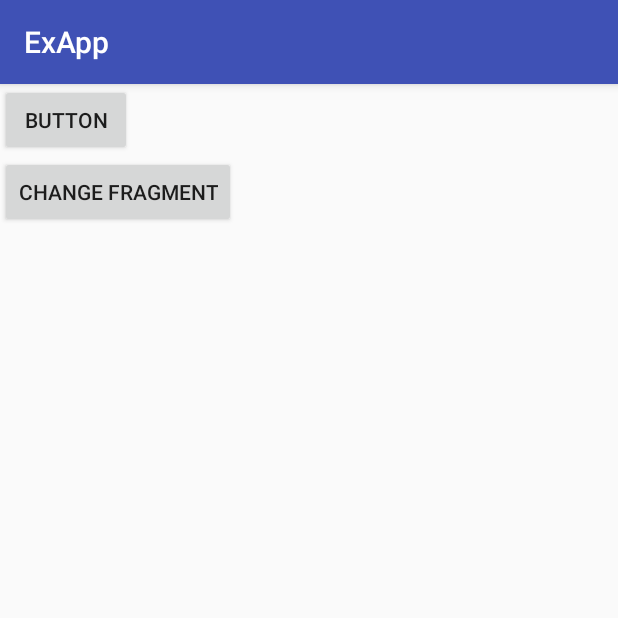
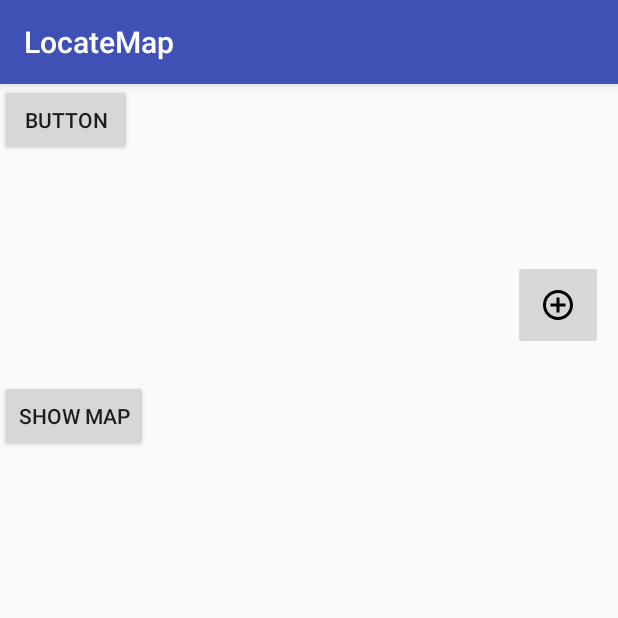
Before and after one commit to DloomPlz/LocateApp, an Android app: the screen it shows after launch (MainActivity), on a phone screen of 412 x 824 dp, the top half of it. Run offline under Robolectric (Android 15) with nearby library versions, the phone set to English and light mode, and no system bars.

Commit message:
Add input text and map browser

```diff
--- a/app/src/main/AndroidManifest.xml
+++ b/app/src/main/AndroidManifest.xml
@@ -5,7 +5,7 @@
     <application
         android:allowBackup="true"
         android:icon="@mipmap/ic_launcher"
-        android:label="@string/app_name"
+        android:label="LocateMap"
         android:roundIcon="@mipmap/ic_launcher_round"
         android:supportsRtl="true"
         android:theme="@style/AppTheme">
--- /dev/null
+++ b/app/src/main/java/com/example/neost/exapp/LifecycleLoggingActivity.kt
@@ -0,0 +1,57 @@
+package com.example.neost.exapp
+
+import android.app.Activity
+import android.os.Bundle
+import android.support.v7.app.AppCompatActivity
+import android.util.Log
+
+/**
+ * Created by neost on 23/01/2018.
+ */
+public abstract class LifecycleLoggingActivity : AppCompatActivity()
+{
+    public val TAG : String = "test"
+
+    override fun onCreate(savedInstanceState: Bundle?) {
+        super.onCreate(savedInstanceState)
+
+        if(savedInstanceState != null)
+        {
+            Log.d(TAG, "onCreate() : activity recreated")
+        }
+    }
+
+    override fun onStart()
+    {
+        super.onStart()
+        Log.d(TAG, "onStart() - activity is about to be started")
+    }
+
+    override fun onResume()
+    {
+        super.onResume()
+        Log.d(TAG, "onResume() - activity has become visible (is is now " + "\"resumed\")")
+    }
+
+    override fun onPause() {
+        super.onPause()
+        Log.d(TAG, "onPause() - another activity is taking focus (this activity " + "is about to be \"paused\")")
+    }
+
+    override fun onStop()
+    {
+        super.onStop()
+        Log.d(TAG,"onStop() - activity is no longer visible (it is now " + "\"stopped\")")
+    }
+
+    override fun onRestart() {
+        super.onRestart()
+        Log.d(TAG, "onRestart() - activity is about to be restarted()")
+    }
+
+    override fun onDestroy() {
+        super.onDestroy()
+        Log.d(TAG, "onDestroy - activity is about to be destroyed")
+    }
+
+}
--- a/app/src/main/java/com/example/neost/exapp/MainActivity.kt
+++ b/app/src/main/java/com/example/neost/exapp/MainActivity.kt
@@ -1,17 +1,36 @@
 package com.example.neost.exapp
 
 import android.app.FragmentManager
+import android.content.Intent
+import android.graphics.drawable.Animatable
+import android.net.Uri
 import android.support.v7.app.AppCompatActivity
 import android.os.Bundle
 import android.view.View
 import android.widget.Button
+import android.widget.EditText
+import android.widget.ImageButton
 
-class MainActivity : AppCompatActivity() {
+class MainActivity : LifecycleLoggingActivity() {
 
+    var mIsEditTextVisible : Boolean = false
+
+    lateinit var mEditTextReveal : EditText
+
+    lateinit var mAddButton : ImageButton
 
     override fun onCreate(savedInstanceState: Bundle?) {
         super.onCreate(savedInstanceState)
         setContentView(R.layout.activity_main)
+
+        // Cache variable
+        mAddButton = findViewById(R.id.btn_add)
+        mEditTextReveal = findViewById(R.id.text_edit)
+
+        // Make EditText invisible
+        mEditTextReveal.visibility = View.INVISIBLE
+        mIsEditTextVisible = false;
+
         val btn : Button = findViewById(R.id.button)
         btn.setOnClickListener(View.OnClickListener {
          startActivity(SecondActivity.getStartingIntent(this))
@@ -25,6 +44,83 @@ class MainActivity : AppCompatActivity() {
         })
     }
 
+    fun makeMapsIntent(address : String) : Intent
+    {
+        return Intent (Intent.ACTION_VIEW,
+                Uri.parse("geo:0,0?q=" + Uri.encode(address)))
+
+
+    }
+
+    fun makeBrowserIntent(address : String) : Intent
+    {
+        val intent : Intent = Intent (Intent.ACTION_VIEW,
+        Uri.parse("geo:0,0?q=" + Uri.encode(address)))
+
+        intent.setFlags(Intent.FLAG_ACTIVITY_NEW_TASK)
+
+        return intent
+    }
+
+    fun mapAddress(view: View)
+    {
+        // Start activity to map the adress
+
+        val mAnimatable : Animatable
+
+        if (mIsEditTextVisible)
+        {
+
+            // If visible, hide EditText and set bool
+            mEditTextReveal.visibility = View.GONE
+            mIsEditTextVisible = false;
+
+            // Set image ressource to start morph animation
+            mAddButton.setImageResource(R.drawable.icon_morph_reverse)
+
+
+            startMap()
+
+        }
+        else
+        {
+            // If edit text invisible reveal it using anim and bool to true
+            mEditTextReveal.visibility = View.VISIBLE
+            mIsEditTextVisible = true
+
+            mEditTextReveal.requestFocus()
+
+            // set image ressource to start morph anim
+
+            mAddButton.setImageResource(R.drawable.icon_morph)
+
+        }
+    }
+
+    override fun onStart() {
+        super.onStart()
+
+    }
+
+    fun startMap()
+    {
+
+            val address : String = mEditTextReveal.text.toString()
+
+            val geoIntent : Intent = makeMapsIntent(address)
+
+            if (geoIntent.resolveActivity(packageManager) != null)
+            {
+                //Start maps app
+                startActivity(geoIntent)
+            }
+            else
+                //Start browser app
+                startActivity(makeBrowserIntent(address))
+
+
+    }
+
 
 
 
--- /dev/null
+++ b/app/src/main/res/drawable/icon_add.xml
@@ -0,0 +1,9 @@
+<vector xmlns:android="http://schemas.android.com/apk/res/android"
+        android:width="24dp"
+        android:height="24dp"
+        android:viewportWidth="24.0"
+        android:viewportHeight="24.0">
+    <path
+        android:fillColor="#FF000000"
+        android:pathData="M13,7h-2v4L7,11v2h4v4h2v-4h4v-2h-4L13,7zM12,2C6.48,2 2,6.48 2,12s4.48,10 10,10 10,-4.48 10,-10S17.52,2 12,2zM12,20c-4.41,0 -8,-3.59 -8,-8s3.59,-8 8,-8 8,3.59 8,8 -3.59,8 -8,8z"/>
+</vector>
--- /dev/null
+++ b/app/src/main/res/drawable/icon_morph.xml
@@ -0,0 +1,9 @@
+<vector xmlns:android="http://schemas.android.com/apk/res/android"
+        android:width="24dp"
+        android:height="24dp"
+        android:viewportWidth="24.0"
+        android:viewportHeight="24.0">
+    <path
+        android:fillColor="#FF000000"
+        android:pathData="M9,16.17L4.83,12l-1.42,1.41L9,19 21,7l-1.41,-1.41z"/>
+</vector>
--- /dev/null
+++ b/app/src/main/res/drawable/icon_morph_reverse.xml
@@ -0,0 +1,9 @@
+<vector xmlns:android="http://schemas.android.com/apk/res/android"
+        android:width="24dp"
+        android:height="24dp"
+        android:viewportWidth="24.0"
+        android:viewportHeight="24.0">
+    <path
+        android:fillColor="#FF000000"
+        android:pathData="M12,6v3l4,-4 -4,-4v3c-4.42,0 -8,3.58 -8,8 0,1.57 0.46,3.03 1.24,4.26L6.7,14.8c-0.45,-0.83 -0.7,-1.79 -0.7,-2.8 0,-3.31 2.69,-6 6,-6zM18.76,7.74L17.3,9.2c0.44,0.84 0.7,1.79 0.7,2.8 0,3.31 -2.69,6 -6,6v-3l-4,4 4,4v-3c4.42,0 8,-3.58 8,-8 0,-1.57 -0.46,-3.03 -1.24,-4.26z"/>
+</vector>
--- a/app/src/main/res/layout/activity_main.xml
+++ b/app/src/main/res/layout/activity_main.xml
@@ -6,6 +6,12 @@
     android:layout_height="match_parent"
     tools:context="com.example.neost.exapp.MainActivity">
 
+    <LinearLayout
+        android:orientation="vertical"
+        android:gravity="bottom"
+        android:layout_width="fill_parent"
+        android:layout_height="wrap_content"
+        android:id="@+id/linear_layout_main">
 
 
         <Button
@@ -15,22 +21,48 @@
             android:text="Button"
             />
 
+        <EditText
+            android:layout_width="match_parent"
+            android:layout_height="wrap_content"
+            android:id="@+id/text_edit"/>
+
+        <ImageButton
+            android:layout_width="60dp"
+            android:layout_height="60dp"
+            android:layout_gravity="end"
+            android:layout_marginEnd="10dp"
+            android:layout_marginBottom="20dp"
+            android:layout_marginTop="24dp"
+            android:elevation="1dp"
+            android:src="@drawable/icon_add"
+            android:onClick="mapAddress"
+            android:id="@+id/btn_add"/>
+
         <Button
             android:layout_width="wrap_content"
             android:layout_height="wrap_content"
             android:id="@+id/button_fragment"
-        android:text="Change fragment"
+            android:text="Show map"
             app:layout_constraintTop_toBottomOf="@+id/button"
             />
+
+
+
+    </LinearLayout>
 
     <FrameLayout
         android:layout_width="0dp"
         android:layout_height="0dp"
-        app:layout_constraintTop_toBottomOf="@+id/button_fragment"
+        app:layout_constraintTop_toBottomOf="@+id/linear_layout_main"
         app:layout_constraintLeft_toLeftOf="parent"
         app:layout_constraintRight_toRightOf="parent"
         app:layout_constraintBottom_toBottomOf="parent"
         android:id="@+id/fragment_main"/>
 
 
+
+
+
+
+
 </android.support.constraint.ConstraintLayout>
--- a/app/src/main/res/layout/fragment_blank.xml
+++ b/app/src/main/res/layout/fragment_blank.xml
@@ -4,11 +4,10 @@
     android:layout_height="match_parent"
     android:background="@color/colorAccent">
 
-    <!-- TODO: Update blank fragment layout -->
     <TextView
         android:layout_width="match_parent"
         android:layout_height="match_parent"
 
-        android:text="@string/hello_pink_fragment" />
+        />
 
 </FrameLayout>
```
Also changed, not shown: 39 other files. Lines whose indentation alone changed are shown as unchanged.
